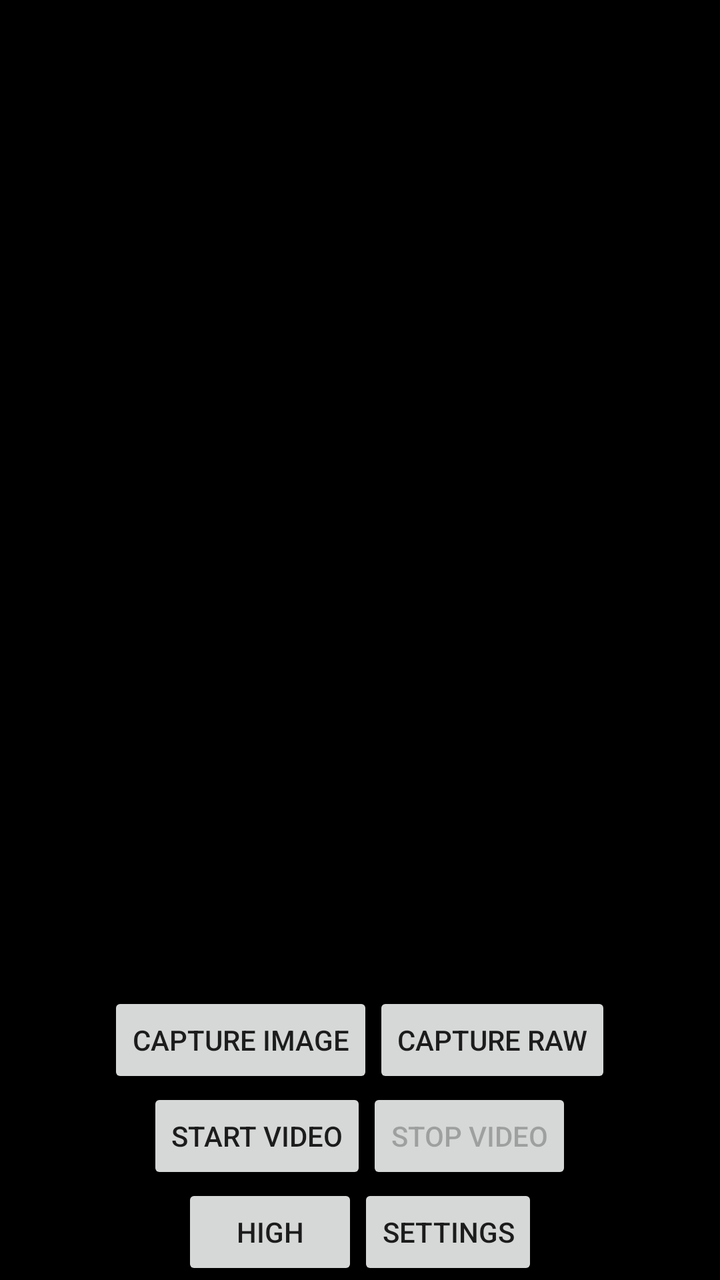
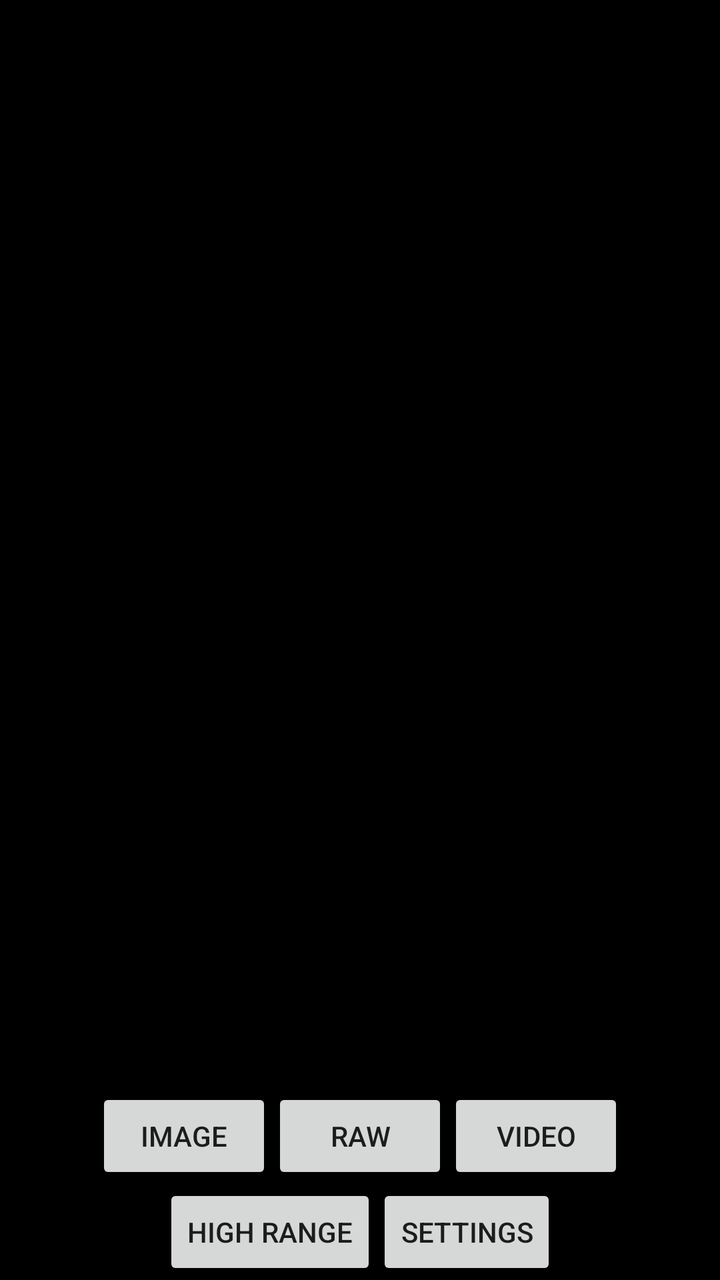

An Android layout rendered at two revisions. The XML below is the earlier revision; the diff shows what the commit changed to produce the second picture.
<!-- AndroidManifest.xml: application theme AppTheme -->
<!-- res/layout/activity_main.xml -->
<LinearLayout xmlns:android="http://schemas.android.com/apk/res/android"
    android:layout_width="match_parent"
    android:layout_height="match_parent"
    android:orientation="vertical"
    android:gravity="center"
    android:keepScreenOn="true"
    android:fitsSystemWindows="true"
    android:background="@color/background">

    <FrameLayout
        android:layout_width="match_parent"
        android:layout_height="0dp"
        android:layout_weight="1">

        <ImageView
            android:id="@+id/imageView"
            android:layout_width="match_parent"
            android:layout_height="match_parent" />

        <LinearLayout
            android:id="@+id/manualRangeOverlay"
            android:layout_width="48dp"
            android:layout_height="match_parent"
            android:layout_gravity="end"
            android:orientation="vertical"
            android:visibility="gone"
            android:background="#40000000">

            <EditText
                android:id="@+id/rangeLabel"
                android:layout_width="match_parent"
                android:layout_height="wrap_content"
                android:text="±2.0"
                android:textColor="#FFFFFF"
                android:textSize="10sp"
                android:padding="4dp"
                android:gravity="center"
                android:inputType="numberDecimal"
                android:background="@android:color/transparent"
                android:imeOptions="actionDone"
                android:selectAllOnFocus="true"
                android:singleLine="true" />

            <FrameLayout
                android:id="@+id/seekBarContainer"
                android:layout_width="match_parent"
                android:layout_height="0dp"
                android:layout_weight="1">

                <SeekBar
                    android:id="@+id/rangeSeekBar"
                    android:layout_width="match_parent"
                    android:layout_height="48dp"
                    android:layout_gravity="center"
                    android:rotation="270"
                    android:max="39"
                    android:progress="3" />

            </FrameLayout>

        </LinearLayout>

        <LinearLayout
            android:id="@+id/manualTopBottomOverlay"
            android:layout_width="48dp"
            android:layout_height="match_parent"
            android:layout_gravity="end"
            android:orientation="vertical"
            android:visibility="gone"
            android:background="#40000000">

            <EditText
                android:id="@+id/topTempLabel"
                android:layout_width="match_parent"
                android:layout_height="wrap_content"
                android:text="40.0"
                android:textColor="#FFFF4444"
                android:textSize="10sp"
                android:padding="4dp"
                android:gravity="center"
                android:inputType="numberDecimal|numberSigned"
                android:background="@android:color/transparent"
                android:imeOptions="actionDone"
                android:selectAllOnFocus="true"
                android:singleLine="true" />

            <FrameLayout
                android:id="@+id/topBottomSeekBarContainer"
                android:layout_width="match_parent"
                android:layout_height="0dp"
                android:layout_weight="1">

                <SeekBar
                    android:id="@+id/bottomTempSeekBar"
                    android:layout_width="match_parent"
                    android:layout_height="48dp"
                    android:layout_gravity="center"
                    android:rotation="270"
                    android:max="4400"
                    android:progress="600" />

                <SeekBar
                    android:id="@+id/topTempSeekBar"
                    android:layout_width="match_parent"
                    android:layout_height="48dp"
                    android:layout_gravity="center"
                    android:rotation="270"
                    android:max="4400"
                    android:progress="800" />

            </FrameLayout>

            <EditText
                android:id="@+id/bottomTempLabel"
                android:layout_width="match_parent"
                android:layout_height="wrap_content"
                android:text="20.0"
                android:textColor="#FF4488FF"
                android:textSize="10sp"
                android:padding="4dp"
                android:gravity="center"
                android:inputType="numberDecimal|numberSigned"
                android:background="@android:color/transparent"
                android:imeOptions="actionDone"
                android:selectAllOnFocus="true"
                android:singleLine="true" />

        </LinearLayout>

    </FrameLayout>

    
    <LinearLayout
        android:layout_width="match_parent"
        android:layout_height="wrap_content"
        android:orientation="horizontal"
        android:gravity="center">

        <Button
            android:id="@+id/getImageButton"
            android:layout_width="wrap_content"
            android:layout_height="wrap_content"
            android:text="Capture Image" />

        <Button
            android:id="@+id/getFrameButton"
            android:layout_width="wrap_content"
            android:layout_height="wrap_content"
            android:text="Capture Raw" />
    </LinearLayout>

    
    <LinearLayout
        android:layout_width="match_parent"
        android:layout_height="wrap_content"
        android:orientation="horizontal"
        android:gravity="center">

        <Button
            android:id="@+id/startVideoButton"
            android:layout_width="wrap_content"
            android:layout_height="wrap_content"
            android:text="Start Video" />

        <Button
            android:id="@+id/stopVideoButton"
            android:layout_width="wrap_content"
            android:layout_height="wrap_content"
            android:text="Stop Video"
            android:enabled="false" />
    </LinearLayout>

    
    <LinearLayout
        android:layout_width="match_parent"
        android:layout_height="wrap_content"
        android:orientation="horizontal"
        android:gravity="center">

        <Button
            android:id="@+id/gainButton"
            android:layout_width="wrap_content"
            android:layout_height="wrap_content"
            android:text="High" />

        <Button
            android:id="@+id/settingsButton"
            android:layout_width="wrap_content"
            android:layout_height="wrap_content"
            android:text="Settings" />
    </LinearLayout>
</LinearLayout>
<!-- resources referenced by this layout -->
<resources>
  <color name="background">#000000</color>
  <style name="AppTheme" parent="Theme.AppCompat.Light">
  		<item name="android:navigationBarColor">@color/background</item>
  		<item name="android:statusBarColor">@color/background</item>
  		
      </style>
</resources>

<!-- the commit's change to res/layout/activity_main.xml (unified diff, before → after) -->
@@ -140,34 +140,19 @@
             android:id="@+id/getImageButton"
             android:layout_width="wrap_content"
             android:layout_height="wrap_content"
-            android:text="Capture Image" />
+            android:text="Image" />
 
         <Button
             android:id="@+id/getFrameButton"
             android:layout_width="wrap_content"
             android:layout_height="wrap_content"
-            android:text="Capture Raw" />
-    </LinearLayout>
-
-    
-    <LinearLayout
-        android:layout_width="match_parent"
-        android:layout_height="wrap_content"
-        android:orientation="horizontal"
-        android:gravity="center">
+            android:text="Raw" />
 
         <Button
-            android:id="@+id/startVideoButton"
+            android:id="@+id/videoToggleButton"
             android:layout_width="wrap_content"
             android:layout_height="wrap_content"
-            android:text="Start Video" />
-
-        <Button
-            android:id="@+id/stopVideoButton"
-            android:layout_width="wrap_content"
-            android:layout_height="wrap_content"
-            android:text="Stop Video"
-            android:enabled="false" />
+            android:text="Video" />
     </LinearLayout>
 
     
@@ -181,7 +166,7 @@
             android:id="@+id/gainButton"
             android:layout_width="wrap_content"
             android:layout_height="wrap_content"
-            android:text="High" />
+            android:text="High Range" />
 
         <Button
             android:id="@+id/settingsButton"
